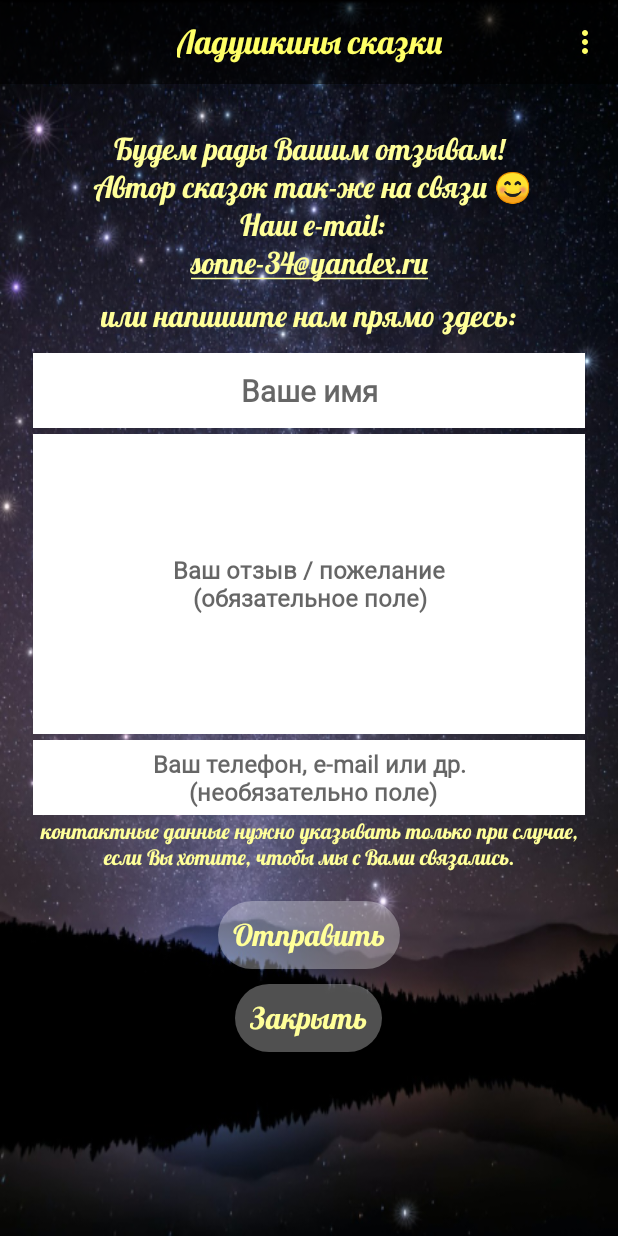
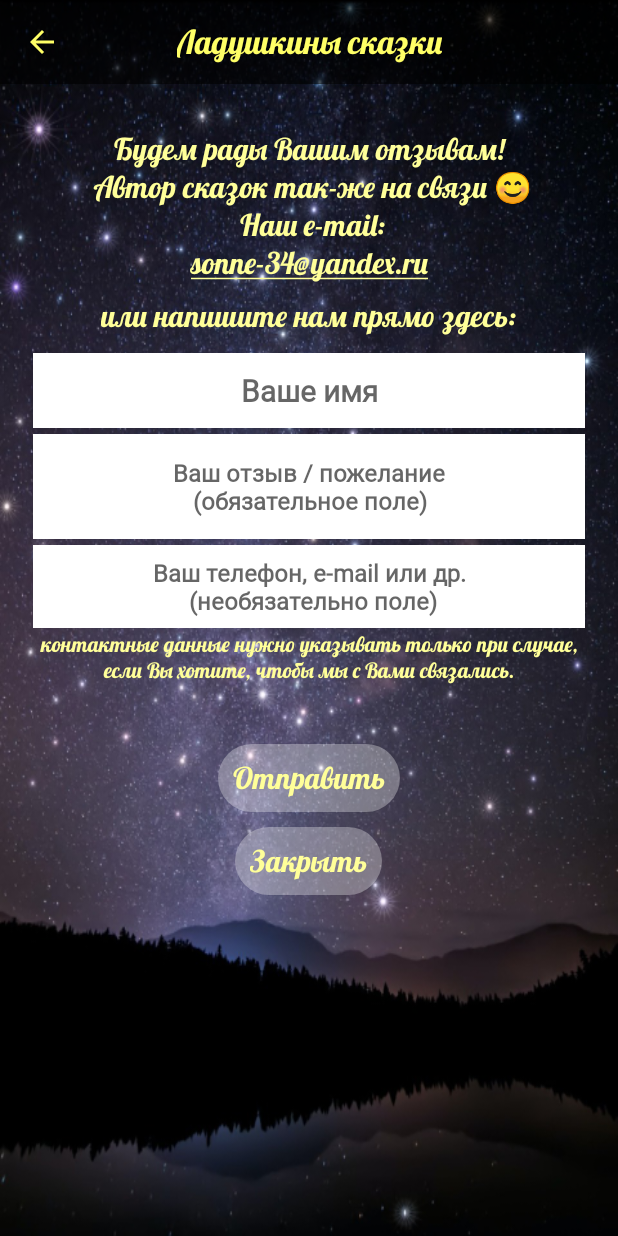
Before and after one commit to sonnne34/LadushkinySkazki, an Android app: the FeedbackFragment screen opened through its navigation route, on a phone screen of 412 x 824 dp. Run offline under Robolectric (Android 15) with nearby library versions, the phone set to English and light mode, and no system bars; our stand-ins replace Firebase (no records; nobody signed in at launch, a user with empty details on screens opened directly).

Commit message:
menu editing: visibility only on the MainFragment.kt

```diff
--- a/app/src/main/java/com/ladushkinySkazky/ladushkinnyskazki/presentation/MainActivity.kt
+++ b/app/src/main/java/com/ladushkinySkazky/ladushkinnyskazki/presentation/MainActivity.kt
@@ -29,6 +29,9 @@ class MainActivity : AppCompatActivity() {
 
     override fun onOptionsItemSelected(item: MenuItem): Boolean {
         when (item.itemId) {
+            android.R.id.home -> {
+                onBackPressedDispatcher.onBackPressed()
+            }
             R.id.about_us -> {
                 AboutUsMainMenuDialog.openMenu(this)
             }
@@ -39,6 +42,14 @@ class MainActivity : AppCompatActivity() {
             }
         }
         return super.onOptionsItemSelected(item)
+    }
+
+    override fun onPrepareOptionsMenu(menu: Menu?): Boolean {
+        val labelFragment = findNavController(R.id.container).currentDestination?.label.toString()
+        if (labelFragment != "fragment_main") {
+            menu?.clear()
+        }
+        return super.onPrepareOptionsMenu(menu)
     }
 
     private fun networkMonitorResult() {
--- a/app/src/main/java/com/ladushkinySkazky/ladushkinnyskazki/presentation/feedbackFragment/FeedbackFragment.kt
+++ b/app/src/main/java/com/ladushkinySkazky/ladushkinnyskazki/presentation/feedbackFragment/FeedbackFragment.kt
@@ -19,11 +19,11 @@ class FeedbackFragment : Fragment() {
     private val binding: FragmentFeedbackBinding
         get() = _binding ?: throw RuntimeException("FragmentFeedbackBinding == null")
 
-    lateinit var name: TextView
-    lateinit var feedback: TextView
-    lateinit var contact: TextView
-    lateinit var btnSend: TextView
-    lateinit var btnClose: TextView
+    private lateinit var name: TextView
+    private lateinit var feedback: TextView
+    private lateinit var contact: TextView
+    private lateinit var btnSend: TextView
+    private lateinit var btnClose: TextView
 
     private lateinit var viewModel: FeedbackViewModel
 
@@ -42,6 +42,11 @@ class FeedbackFragment : Fragment() {
         observeViewModel()
         onClickListenerSend()
         onClickListenerClose()
+    }
+
+    override fun onResume() {
+        super.onResume()
+        activity?.invalidateOptionsMenu()
     }
 
     private fun setupViews() {
--- a/app/src/main/java/com/ladushkinySkazky/ladushkinnyskazki/presentation/interactiveAddFragment/InteractiveAddFragment.kt
+++ b/app/src/main/java/com/ladushkinySkazky/ladushkinnyskazki/presentation/interactiveAddFragment/InteractiveAddFragment.kt
@@ -52,6 +52,11 @@ class InteractiveAddFragment : Fragment() {
         super.onViewCreated(view, savedInstanceState)
         setupView()
         observeViewModel()
+    }
+
+    override fun onResume() {
+        super.onResume()
+        activity?.invalidateOptionsMenu()
     }
 
     private fun setupView() {
--- a/app/src/main/java/com/ladushkinySkazky/ladushkinnyskazki/presentation/interactiveFragment/InteractiveFragment.kt
+++ b/app/src/main/java/com/ladushkinySkazky/ladushkinnyskazki/presentation/interactiveFragment/InteractiveFragment.kt
@@ -34,6 +34,11 @@ class InteractiveFragment : Fragment() {
         observeViewModel()
     }
 
+    override fun onResume() {
+        super.onResume()
+        activity?.invalidateOptionsMenu()
+    }
+
     private fun observeViewModel() {
         viewModel = ViewModelProvider(this)[InteractiveViewModel::class.java]
         viewModel.interactiveList.observe(viewLifecycleOwner) { interactiveList ->
--- a/app/src/main/java/com/ladushkinySkazky/ladushkinnyskazki/presentation/mainFragment/MainFragment.kt
+++ b/app/src/main/java/com/ladushkinySkazky/ladushkinnyskazki/presentation/mainFragment/MainFragment.kt
@@ -4,6 +4,7 @@ import android.os.Bundle
 import android.view.LayoutInflater
 import android.view.View
 import android.view.ViewGroup
+import androidx.appcompat.app.AppCompatActivity
 import androidx.fragment.app.Fragment
 import androidx.lifecycle.ViewModelProvider
 import androidx.navigation.fragment.findNavController
@@ -32,6 +33,11 @@ class MainFragment : Fragment() {
         binding.rvListCategory.adapter = categoryAdapter
         observeViewModel()
         onClickListeners()
+    }
+
+    override fun onResume() {
+        super.onResume()
+        (activity as AppCompatActivity).supportActionBar?.setDisplayHomeAsUpEnabled(false)
     }
 
     private fun onClickListeners() {
@@ -86,6 +92,11 @@ class MainFragment : Fragment() {
         }
     }
 
+    override fun onStop() {
+        super.onStop()
+        (activity as AppCompatActivity).supportActionBar?.setDisplayHomeAsUpEnabled(true)
+    }
+
     override fun onDestroy() {
         super.onDestroy()
         _binding = null
--- a/app/src/main/java/com/ladushkinySkazky/ladushkinnyskazki/presentation/skazkyFragment/SkazkyFragment.kt
+++ b/app/src/main/java/com/ladushkinySkazky/ladushkinnyskazki/presentation/skazkyFragment/SkazkyFragment.kt
@@ -40,6 +40,11 @@ class SkazkyFragment : Fragment() {
 
     }
 
+    override fun onResume() {
+        super.onResume()
+        activity?.invalidateOptionsMenu()
+    }
+
     private fun observeViewModel(isNewSkazky: Boolean, position: Int) {
         viewModel = ViewModelProvider(this)[SkazkyViewModel::class.java]
         viewModel.getItemSkazkiList(isNewSkazky, position)
--- a/app/src/main/res/layout/fragment_feedback.xml
+++ b/app/src/main/res/layout/fragment_feedback.xml
@@ -61,7 +61,7 @@
             android:inputType="textMultiLine"
             android:maxHeight="50dp"
             android:minHeight="50dp"
-            android:padding="2dp"
+            android:padding="7dp"
             android:textColor="@color/blackTrans"
             android:textSize="20sp"
             android:textStyle="bold" />
@@ -70,7 +70,6 @@
             android:id="@+id/edt_feedback_menu_dialog"
             android:layout_width="match_parent"
             android:layout_height="wrap_content"
-            android:layout_gravity="center"
             android:layout_margin="2dp"
             android:autofillHints=""
             android:background="@color/white"
@@ -79,8 +78,8 @@
             android:hint="@string/txt_your_feedback"
             android:inputType="textMultiLine"
             android:maxHeight="200dp"
-            android:minHeight="200dp"
-            android:padding="2dp"
+            android:minHeight="70dp"
+            android:padding="7dp"
             android:textColor="@color/blackTrans"
             android:textSize="16sp"
             android:textStyle="bold" />
@@ -99,7 +98,7 @@
             android:inputType="textEmailAddress"
             android:maxHeight="100dp"
             android:minHeight="50dp"
-            android:padding="2dp"
+            android:padding="7dp"
             android:textColor="@color/blackTrans"
             android:textSize="16sp"
             android:textStyle="bold" />
@@ -121,7 +120,7 @@
             android:layout_width="wrap_content"
             android:layout_height="wrap_content"
             android:layout_gravity="center"
-            android:layout_marginTop="20dp"
+            android:layout_marginTop="40dp"
             android:layout_marginBottom="10dp"
             android:background="@drawable/round_button"
             android:fontFamily="@font/font_lobster"
```
Also changed, not shown: app/src/main/res/layout/dialog_feedback.xml (deleted, +0 -155 lines).
